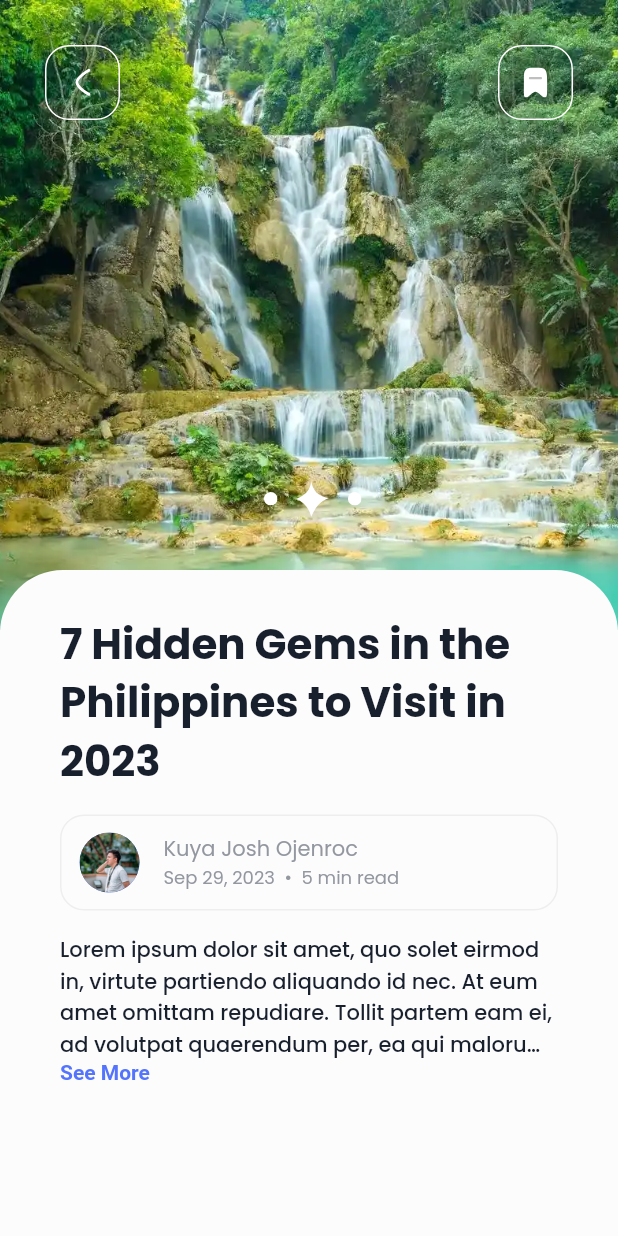
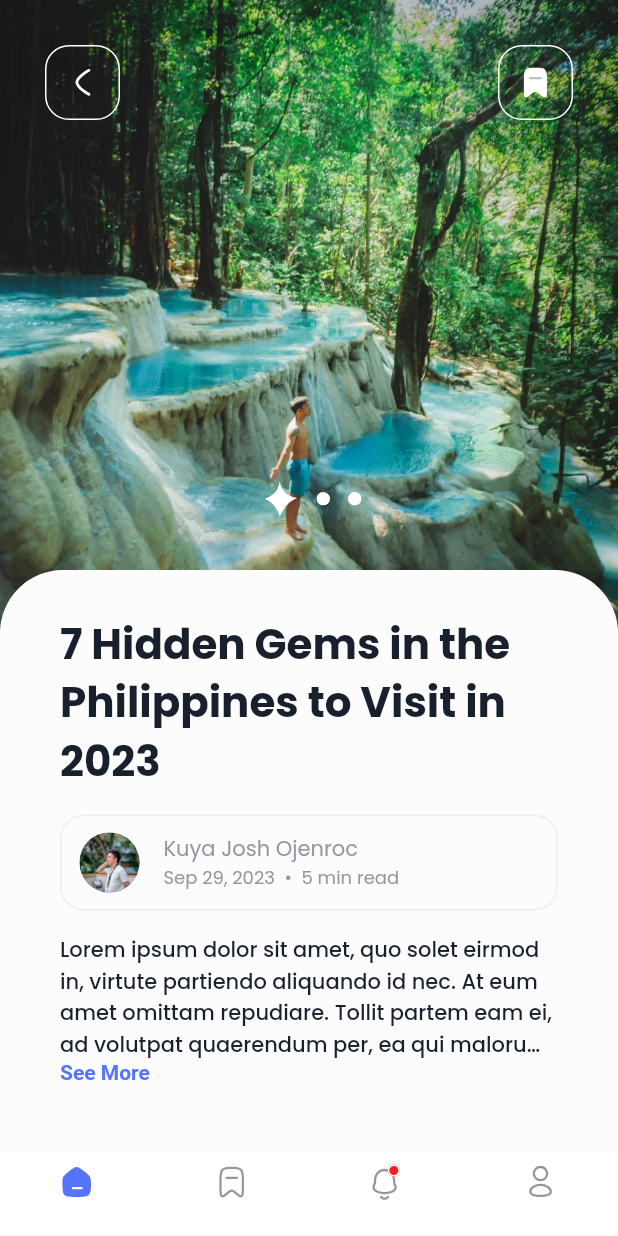
Before and after one commit to czarbasanal/flutter_news_app, a Flutter app: the screen it shows after launch, after a tap on "7 Hidden Gems in the Philippines to Visi", on a phone screen of 412 x 824 dp. Run offline on Flutter 3.47's test engine with Material 2 defaults, Android fonts, the phone set to English and light mode, and no system bars; drawn by our look-alikes of carousel_slider; our stand-ins replace flutter_svg, google_fonts.

Commit message:
finalize details screen

```diff
--- a/lib/details_carousel_slider.dart
+++ b/lib/details_carousel_slider.dart
@@ -12,7 +12,7 @@ class DetailsCarouselSlider extends StatefulWidget {
 }
 
 class DetailsCarouselSliderState extends State<DetailsCarouselSlider> {
-  int current = 1;
+  int current = 0;
   final CarouselController sliderController = CarouselController();
 
   @override
--- a/lib/details_screen.dart
+++ b/lib/details_screen.dart
@@ -2,6 +2,7 @@ import 'package:flutter/material.dart';
 import 'package:flutter_news_app/app_styles.dart';
 import 'package:flutter_news_app/details_carousel_slider.dart';
 import 'package:flutter_news_app/models/user.dart';
+import 'package:flutter_news_app/navigation_bar.dart';
 import 'package:flutter_svg/svg.dart';
 
 class DetailScreen extends StatefulWidget {
@@ -15,6 +16,14 @@ class DetailScreen extends StatefulWidget {
 
 class DetailScreenState extends State<DetailScreen> {
   bool isExpanded = false;
+
+  int selectedIndex = 0;
+
+  void onItemTapped(int index) {
+    setState(() {
+      selectedIndex = index;
+    });
+  }
 
   @override
   Widget build(BuildContext context) {
@@ -43,20 +52,21 @@ class DetailScreenState extends State<DetailScreen> {
                       child: Row(
                         mainAxisAlignment: MainAxisAlignment.spaceBetween,
                         children: [
-                          Container(
-                            height: 50,
-                            width: 50,
-                            decoration: BoxDecoration(
-                              borderRadius: BorderRadius.circular(
-                                borderRadius,
+                          GestureDetector(
+                            onTap: () {
+                              Navigator.of(context).pop();
+                            },
+                            child: Container(
+                              height: 50,
+                              width: 50,
+                              decoration: BoxDecoration(
+                                borderRadius:
+                                    BorderRadius.circular(borderRadius),
+                                border: Border.all(color: white),
                               ),
-                              border: Border.all(
-                                color: white,
-                              ),
-                            ),
-                            padding: const EdgeInsets.all(14.0),
-                            child: SvgPicture.asset(
-                              'assets/arrow_back_icon.svg',
+                              padding: const EdgeInsets.all(14.0),
+                              child: SvgPicture.asset(
+                                  'assets/arrow_back_icon.svg'),
                             ),
                           ),
                           Container(
@@ -210,6 +220,10 @@ class DetailScreenState extends State<DetailScreen> {
             ],
           ),
         ),
+        bottomNavigationBar: AppNavigationBar(
+          selectedIndex: selectedIndex,
+          onItemTapped: onItemTapped,
+        ),
       ),
     );
   }
--- a/lib/featured_list.dart
+++ b/lib/featured_list.dart
@@ -46,7 +46,13 @@ class FeaturedListView extends StatelessWidget {
           UserPost featuredPost = featuredUser.posts[0];
           String featuredPostImg = featuredPost.image[0];
 
-          return Container(
+          return GestureDetector(
+            onTap: () {
+              Navigator.of(context).push(SlidePageRoute(
+                builder: (context) => DetailScreen(selectedNews: featuredUser),
+              ));
+            },
+            child: Container(
               padding: const EdgeInsets.all(12),
               margin: const EdgeInsets.only(
                 right: 20,
@@ -67,15 +73,6 @@ class FeaturedListView extends StatelessWidget {
               ),
               child: Column(
                 children: [
-                GestureDetector(
-                  onTap: () {
-                    Navigator.of(context).push(SlidePageRoute(
-                      builder: (context) =>
-                          DetailScreen(selectedNews: featuredUser),
-                    ));
-                  },
-                  child: Column(
-                    children: [
                   Container(
                     height: 164,
                     decoration: BoxDecoration(
@@ -91,13 +88,10 @@ class FeaturedListView extends StatelessWidget {
                   Flexible(
                     child: Text(
                       featuredPost.caption,
-                          style: poppinsBold.copyWith(
-                              fontSize: large, height: 1.20),
+                      style:
+                          poppinsBold.copyWith(fontSize: large, height: 1.20),
                       maxLines: 2,
                       overflow: TextOverflow.ellipsis,
-                        ),
-                      ),
-                    ],
                     ),
                   ),
                   const SizedBox(
@@ -111,7 +105,8 @@ class FeaturedListView extends StatelessWidget {
                           CircleAvatar(
                               radius: 19,
                               backgroundColor: lightBlue,
-                            backgroundImage: AssetImage(featuredUser.profile)),
+                              backgroundImage:
+                                  AssetImage(featuredUser.profile)),
                           const SizedBox(
                             width: 12,
                           ),
@@ -152,6 +147,7 @@ class FeaturedListView extends StatelessWidget {
                   ),
                 ],
               ),
+            ),
           );
         },
       ),
--- a/lib/main.dart
+++ b/lib/main.dart
@@ -1,6 +1,6 @@
 import 'package:flutter/material.dart';
+import 'package:flutter_news_app/navigation_bar.dart';
 import 'app_styles.dart';
-import 'package:flutter_svg/flutter_svg.dart';
 import 'home_screen.dart';
 
 void main() {
@@ -32,47 +32,9 @@ class _MyAppState extends State<MyApp> {
       home: Scaffold(
         backgroundColor: lighterWhite,
         body: const HomeScreen(),
-        bottomNavigationBar: BottomNavigationBar(
-          elevation: 0,
-          type: BottomNavigationBarType.fixed,
-          backgroundColor: white,
-          items: <BottomNavigationBarItem>[
-            BottomNavigationBarItem(
-              icon: Center(
-                child: selectedIndex == 0
-                    ? SvgPicture.asset('assets/home_selected_icon.svg')
-                    : SvgPicture.asset('assets/home_unselected_icon.svg'),
-              ),
-              label: '',
-            ),
-            BottomNavigationBarItem(
-              icon: Center(
-                child: selectedIndex == 1
-                    ? SvgPicture.asset('assets/bookmark_selected_icon.svg')
-                    : SvgPicture.asset('assets/bookmark_unselected_icon.svg'),
-              ),
-              label: '',
-            ),
-            BottomNavigationBarItem(
-              icon: Center(
-                child: selectedIndex == 2
-                    ? SvgPicture.asset('assets/notification_selected_icon.svg')
-                    : SvgPicture.asset(
-                        'assets/notification_unselected_icon.svg'),
-              ),
-              label: '',
-            ),
-            BottomNavigationBarItem(
-              icon: Center(
-                child: selectedIndex == 3
-                    ? SvgPicture.asset('assets/profile_selected_icon.svg')
-                    : SvgPicture.asset('assets/profile_unselected_icon.svg'),
-              ),
-              label: '',
-            ),
-          ],
-          currentIndex: selectedIndex,
-          onTap: onItemTapped,
+        bottomNavigationBar: AppNavigationBar(
+          selectedIndex: selectedIndex,
+          onItemTapped: onItemTapped,
         ),
       ),
     );
--- /dev/null
+++ b/lib/navigation_bar.dart
@@ -0,0 +1,64 @@
+import 'package:flutter/material.dart';
+import 'package:flutter_svg/flutter_svg.dart';
+import 'app_styles.dart';
+
+class AppNavigationBar extends StatefulWidget {
+  final int selectedIndex;
+  final Function(int) onItemTapped;
+
+  const AppNavigationBar({
+    super.key,
+    required this.selectedIndex,
+    required this.onItemTapped,
+  });
+
+  @override
+  State<AppNavigationBar> createState() => _AppNavigationBarState();
+}
+
+class _AppNavigationBarState extends State<AppNavigationBar> {
+  @override
+  Widget build(BuildContext context) {
+    return BottomNavigationBar(
+      elevation: 0,
+      type: BottomNavigationBarType.fixed,
+      backgroundColor: white,
+      items: <BottomNavigationBarItem>[
+        BottomNavigationBarItem(
+          icon: Center(
+            child: widget.selectedIndex == 0
+                ? SvgPicture.asset('assets/home_selected_icon.svg')
+                : SvgPicture.asset('assets/home_unselected_icon.svg'),
+          ),
+          label: '',
+        ),
+        BottomNavigationBarItem(
+          icon: Center(
+            child: widget.selectedIndex == 1
+                ? SvgPicture.asset('assets/bookmark_selected_icon.svg')
+                : SvgPicture.asset('assets/bookmark_unselected_icon.svg'),
+          ),
+          label: '',
+        ),
+        BottomNavigationBarItem(
+          icon: Center(
+            child: widget.selectedIndex == 2
+                ? SvgPicture.asset('assets/notification_selected_icon.svg')
+                : SvgPicture.asset('assets/notification_unselected_icon.svg'),
+          ),
+          label: '',
+        ),
+        BottomNavigationBarItem(
+          icon: Center(
+            child: widget.selectedIndex == 3
+                ? SvgPicture.asset('assets/profile_selected_icon.svg')
+                : SvgPicture.asset('assets/profile_unselected_icon.svg'),
+          ),
+          label: '',
+        ),
+      ],
+      currentIndex: widget.selectedIndex,
+      onTap: widget.onItemTapped,
+    );
+  }
+}
```
Also changed, not shown: assets/tourism-2.png (renamed from assets/tourism-3.png). Lines whose indentation alone changed are shown as unchanged.
